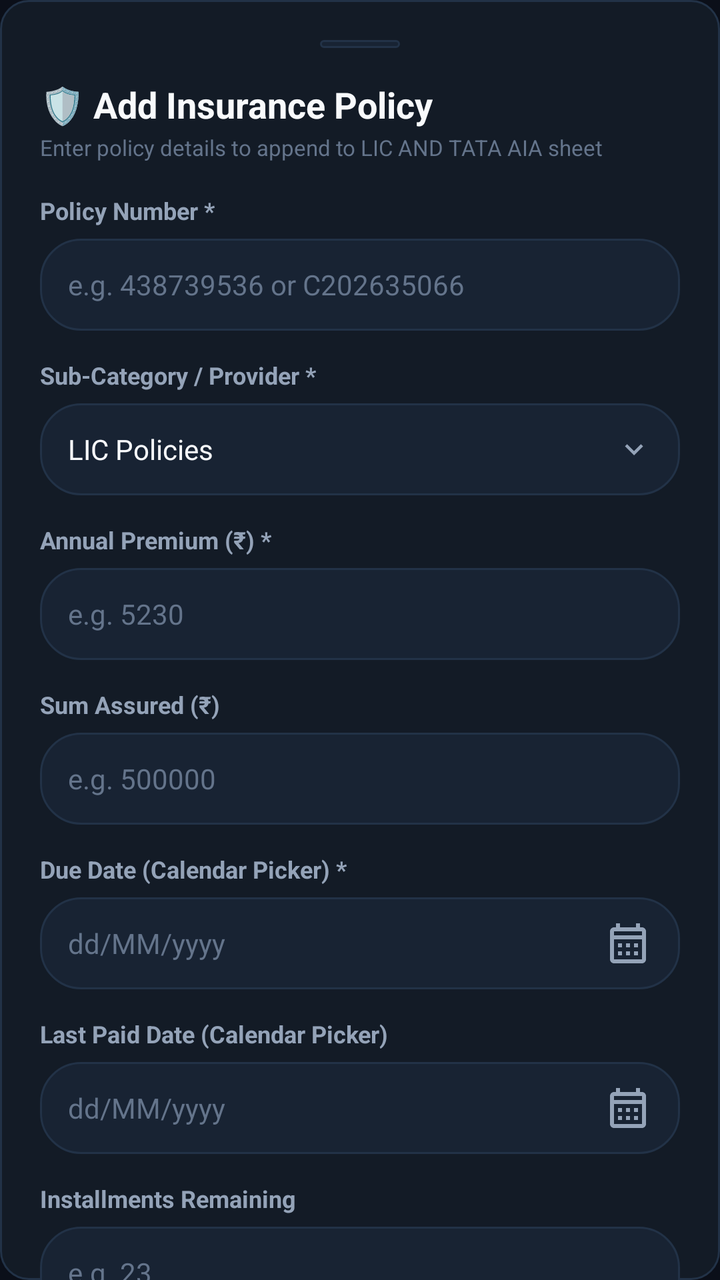
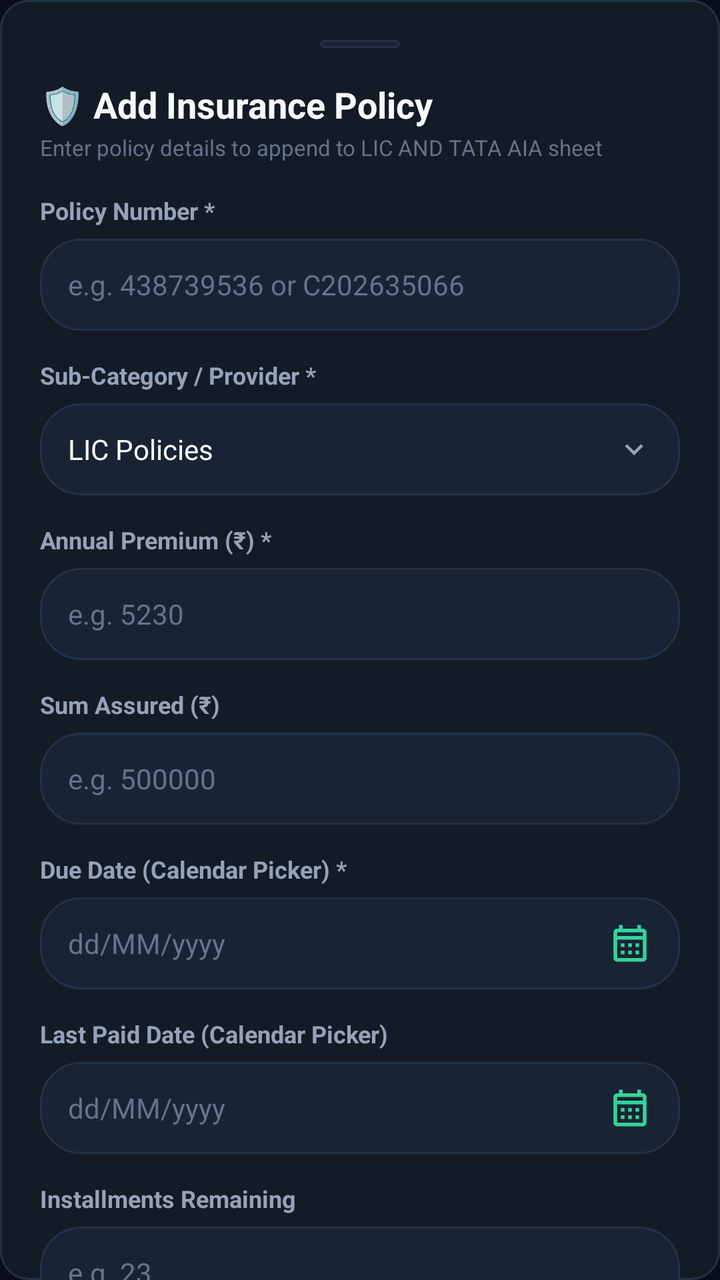

Before-and-after screenshots of an Android layout around one commit, followed by the original layout XML and the change that was made.
<!-- AndroidManifest.xml: application theme AppTheme -->
<!-- res/layout/dialog_add_policy.xml -->
<?xml version="1.0" encoding="utf-8"?>
<androidx.core.widget.NestedScrollView
    xmlns:android="http://schemas.android.com/apk/res/android"
    xmlns:app="http://schemas.android.com/apk/res-auto"
    android:layout_width="match_parent"
    android:layout_height="wrap_content"
    android:background="@drawable/bg_card">

    <LinearLayout
        android:layout_width="match_parent"
        android:layout_height="wrap_content"
        android:orientation="vertical"
        android:padding="20dp">

        
        <View
            android:layout_width="40dp"
            android:layout_height="4dp"
            android:layout_gravity="center_horizontal"
            android:layout_marginBottom="16dp"
            android:background="@drawable/bg_pill_dark" />

        <TextView
            android:layout_width="wrap_content"
            android:layout_height="wrap_content"
            android:text="🛡️ Add Insurance Policy"
            android:textColor="@color/text_primary"
            android:textSize="18sp"
            android:textStyle="bold" />

        <TextView
            android:layout_width="wrap_content"
            android:layout_height="wrap_content"
            android:layout_marginTop="2dp"
            android:text="Enter policy details to append to LIC AND TATA AIA sheet"
            android:textColor="@color/text_muted"
            android:textSize="11sp" />

        
        <TextView
            android:layout_width="wrap_content"
            android:layout_height="wrap_content"
            android:layout_marginTop="16dp"
            android:text="Policy Number *"
            android:textColor="@color/text_secondary"
            android:textSize="12sp"
            android:textStyle="bold" />

        <EditText
            android:id="@+id/etAddPolicyNumber"
            android:layout_width="match_parent"
            android:layout_height="46dp"
            android:layout_marginTop="6dp"
            android:background="@drawable/bg_pill_dark"
            android:hint="e.g. 438739536 or C202635066"
            android:textColorHint="@color/text_muted"
            android:textColor="@color/text_primary"
            android:textSize="14sp"
            android:inputType="text"
            android:paddingStart="14dp"
            android:paddingEnd="14dp" />

        
        <TextView
            android:layout_width="wrap_content"
            android:layout_height="wrap_content"
            android:layout_marginTop="14dp"
            android:text="Sub-Category / Provider *"
            android:textColor="@color/text_secondary"
            android:textSize="12sp"
            android:textStyle="bold" />

        <LinearLayout
            android:id="@+id/btnSelectPolicySubCategory"
            android:layout_width="match_parent"
            android:layout_height="46dp"
            android:layout_marginTop="6dp"
            android:background="@drawable/bg_pill_dark"
            android:orientation="horizontal"
            android:gravity="center_vertical"
            android:paddingStart="14dp"
            android:paddingEnd="14dp"
            android:clickable="true"
            android:focusable="true">

            <TextView
                android:id="@+id/tvAddPolicySubCategory"
                android:layout_width="0dp"
                android:layout_height="wrap_content"
                android:layout_weight="1"
                android:text="LIC Policies"
                android:textColor="@color/text_primary"
                android:textSize="14sp" />

            <ImageView
                android:layout_width="18dp"
                android:layout_height="18dp"
                android:src="@drawable/ic_chevron_down"
                app:tint="@color/text_secondary" />
        </LinearLayout>

        
        <TextView
            android:layout_width="wrap_content"
            android:layout_height="wrap_content"
            android:layout_marginTop="14dp"
            android:text="Annual Premium (₹) *"
            android:textColor="@color/text_secondary"
            android:textSize="12sp"
            android:textStyle="bold" />

        <EditText
            android:id="@+id/etAddPolicyAmount"
            android:layout_width="match_parent"
            android:layout_height="46dp"
            android:layout_marginTop="6dp"
            android:background="@drawable/bg_pill_dark"
            android:hint="e.g. 5230"
            android:textColorHint="@color/text_muted"
            android:textColor="@color/text_primary"
            android:textSize="14sp"
            android:inputType="numberDecimal"
            android:paddingStart="14dp"
            android:paddingEnd="14dp" />

        
        <TextView
            android:layout_width="wrap_content"
            android:layout_height="wrap_content"
            android:layout_marginTop="14dp"
            android:text="Sum Assured (₹)"
            android:textColor="@color/text_secondary"
            android:textSize="12sp"
            android:textStyle="bold" />

        <EditText
            android:id="@+id/etAddPolicySumAssured"
            android:layout_width="match_parent"
            android:layout_height="46dp"
            android:layout_marginTop="6dp"
            android:background="@drawable/bg_pill_dark"
            android:hint="e.g. 500000"
            android:textColorHint="@color/text_muted"
            android:textColor="@color/text_primary"
            android:textSize="14sp"
            android:inputType="numberDecimal"
            android:paddingStart="14dp"
            android:paddingEnd="14dp" />

        
        <TextView
            android:layout_width="wrap_content"
            android:layout_height="wrap_content"
            android:layout_marginTop="14dp"
            android:text="Due Date (Calendar Picker) *"
            android:textColor="@color/text_secondary"
            android:textSize="12sp"
            android:textStyle="bold" />

        <EditText
            android:id="@+id/etAddPolicyDueDate"
            android:layout_width="match_parent"
            android:layout_height="46dp"
            android:layout_marginTop="6dp"
            android:background="@drawable/bg_pill_dark"
            android:hint="dd/MM/yyyy"
            android:textColorHint="@color/text_muted"
            android:textColor="@color/text_primary"
            android:textSize="14sp"
            android:focusable="false"
            android:clickable="true"
            android:cursorVisible="false"
            android:drawableEnd="@drawable/ic_calendar"
            android:drawablePadding="8dp"
            android:paddingStart="14dp"
            android:paddingEnd="14dp" />

        
        <TextView
            android:layout_width="wrap_content"
            android:layout_height="wrap_content"
            android:layout_marginTop="14dp"
            android:text="Last Paid Date (Calendar Picker)"
            android:textColor="@color/text_secondary"
            android:textSize="12sp"
            android:textStyle="bold" />

        <EditText
            android:id="@+id/etAddPolicyLastPaid"
            android:layout_width="match_parent"
            android:layout_height="46dp"
            android:layout_marginTop="6dp"
            android:background="@drawable/bg_pill_dark"
            android:hint="dd/MM/yyyy"
            android:textColorHint="@color/text_muted"
            android:textColor="@color/text_primary"
            android:textSize="14sp"
            android:focusable="false"
            android:clickable="true"
            android:cursorVisible="false"
            android:drawableEnd="@drawable/ic_calendar"
            android:drawablePadding="8dp"
            android:paddingStart="14dp"
            android:paddingEnd="14dp" />

        
        <TextView
            android:layout_width="wrap_content"
            android:layout_height="wrap_content"
            android:layout_marginTop="14dp"
            android:text="Installments Remaining"
            android:textColor="@color/text_secondary"
            android:textSize="12sp"
            android:textStyle="bold" />

        <EditText
            android:id="@+id/etAddPolicyInstallments"
            android:layout_width="match_parent"
            android:layout_height="46dp"
            android:layout_marginTop="6dp"
            android:background="@drawable/bg_pill_dark"
            android:hint="e.g. 23"
            android:textColorHint="@color/text_muted"
            android:textColor="@color/text_primary"
            android:textSize="14sp"
            android:inputType="number"
            android:paddingStart="14dp"
            android:paddingEnd="14dp" />

        
        <TextView
            android:layout_width="wrap_content"
            android:layout_height="wrap_content"
            android:layout_marginTop="14dp"
            android:text="Notes / Status (Optional)"
            android:textColor="@color/text_secondary"
            android:textSize="12sp"
            android:textStyle="bold" />

        <EditText
            android:id="@+id/etAddPolicyNotes"
            android:layout_width="match_parent"
            android:layout_height="46dp"
            android:layout_marginTop="6dp"
            android:background="@drawable/bg_pill_dark"
            android:hint="e.g. Active, Surrender pending, etc."
            android:textColorHint="@color/text_muted"
            android:textColor="@color/text_primary"
            android:textSize="14sp"
            android:inputType="text"
            android:paddingStart="14dp"
            android:paddingEnd="14dp" />

        
        <com.google.android.material.button.MaterialButton
            android:id="@+id/btnAddPolicySubmit"
            android:layout_width="match_parent"
            android:layout_height="50dp"
            android:layout_marginTop="24dp"
            android:text="Add Policy to Google Sheet"
            android:textColor="#0B0F19"
            android:textSize="14sp"
            android:textStyle="bold"
            app:backgroundTint="@color/green_emerald"
            app:cornerRadius="25dp" />

    </LinearLayout>
</androidx.core.widget.NestedScrollView>
<!-- resources referenced by this layout -->
<resources>
  <color name="green_emerald">#10B981</color>
  <color name="text_muted">#64748B</color>
  <color name="text_primary">#F8FAFC</color>
  <color name="text_secondary">#94A3B8</color>
  <!-- drawable bg_card (drawable) -->
  <?xml version="1.0" encoding="utf-8"?>
  <shape xmlns:android="http://schemas.android.com/apk/res/android"
      android:shape="rectangle">
      <solid android:color="@color/bg_card" />
      <corners android:radius="14dp" />
      <stroke
          android:width="1dp"
          android:color="@color/border_dark" />
  </shape>
  <!-- drawable bg_pill_dark (drawable) -->
  <?xml version="1.0" encoding="utf-8"?>
  <shape xmlns:android="http://schemas.android.com/apk/res/android"
      android:shape="rectangle">
      <solid android:color="@color/bg_card_secondary" />
      <corners android:radius="20dp" />
      <stroke
          android:width="1dp"
          android:color="@color/border_dark" />
  </shape>
  <!-- drawable ic_calendar (drawable) -->
  <vector xmlns:android="http://schemas.android.com/apk/res/android"
      android:width="24dp"
      android:height="24dp"
      android:viewportWidth="24"
      android:viewportHeight="24">
    <path
        android:fillColor="#94A3B8"
        android:pathData="M19,4h-1V2h-2v2H8V2H6v2H5C3.89,4 3.01,4.9 3.01,6L3,20c0,1.1 0.89,2 2,2h14c1.1,0 2,-0.9 2,-2V6C21,4.9 20.1,4 19,4zM19,20H5V10h14V20zM19,8H5V6h14V8zM9,14H7v-2h2V14zM13,14h-2v-2h2V14zM17,14h-2v-2h2V14zM9,18H7v-2h2V18zM13,18h-2v-2h2V18zM17,18h-2v-2h2V18z"/>
  </vector>
  <!-- drawable ic_chevron_down (drawable) -->
  <?xml version="1.0" encoding="utf-8"?>
  <vector xmlns:android="http://schemas.android.com/apk/res/android"
      android:width="20dp"
      android:height="20dp"
      android:viewportWidth="24"
      android:viewportHeight="24">
      <path
          android:fillColor="@color/green_mint"
          android:pathData="M7.41,8.59L12,13.17l4.59,-4.58L18,10l-6,6 -6,-6 1.41,-1.41z"/>
  </vector>
  <style name="AppTheme" parent="Theme.MaterialComponents.DayNight.NoActionBar">
          <item name="colorPrimary">@color/colorPrimary</item>
          <item name="colorPrimaryDark">@color/colorPrimaryDark</item>
          <item name="colorAccent">@color/colorAccent</item>
          <item name="android:windowBackground">@color/bg_dark</item>
          <item name="android:statusBarColor">@color/bg_dark</item>
          <item name="android:navigationBarColor">@color/nav_bottom_bg</item>
          <item name="android:textColorPrimary">@color/text_primary</item>
          <item name="android:textColorSecondary">@color/text_secondary</item>
      </style>
  <color name="bg_card">#131B26</color>
  <color name="border_dark">#223247</color>
  <color name="bg_card_secondary">#182333</color>
  <color name="green_mint">#34D399</color>
  <color name="colorPrimary">#10B981</color>
  <color name="colorPrimaryDark">#0B0F19</color>
  <color name="colorAccent">#10B981</color>
  <color name="bg_dark">#0B0F19</color>
  <color name="nav_bottom_bg">#0E1420</color>
</resources>

<!-- the commit's change to res/layout/dialog_add_policy.xml (unified diff, before → after) -->
@@ -172,6 +172,7 @@
             android:cursorVisible="false"
             android:drawableEnd="@drawable/ic_calendar"
             android:drawablePadding="8dp"
+        android:drawableTint="@color/green_mint"
             android:paddingStart="14dp"
             android:paddingEnd="14dp" />
 
@@ -200,6 +201,7 @@
             android:cursorVisible="false"
             android:drawableEnd="@drawable/ic_calendar"
             android:drawablePadding="8dp"
+        android:drawableTint="@color/green_mint"
             android:paddingStart="14dp"
             android:paddingEnd="14dp" />
 
<!-- resource entries referenced after the edit -->
@@ -26,12 +26,12 @@
   </shape>
   <!-- drawable ic_calendar (drawable) -->
   <vector xmlns:android="http://schemas.android.com/apk/res/android"
-      android:width="24dp"
-      android:height="24dp"
+      android:width="22dp"
+      android:height="22dp"
       android:viewportWidth="24"
       android:viewportHeight="24">
     <path
-        android:fillColor="#94A3B8"
+        android:fillColor="#34D399"
         android:pathData="M19,4h-1V2h-2v2H8V2H6v2H5C3.89,4 3.01,4.9 3.01,6L3,20c0,1.1 0.89,2 2,2h14c1.1,0 2,-0.9 2,-2V6C21,4.9 20.1,4 19,4zM19,20H5V10h14V20zM19,8H5V6h14V8zM9,14H7v-2h2V14zM13,14h-2v-2h2V14zM17,14h-2v-2h2V14zM9,18H7v-2h2V18zM13,18h-2v-2h2V18zM17,18h-2v-2h2V18z"/>
   </vector>
   <!-- drawable ic_chevron_down (drawable) -->
